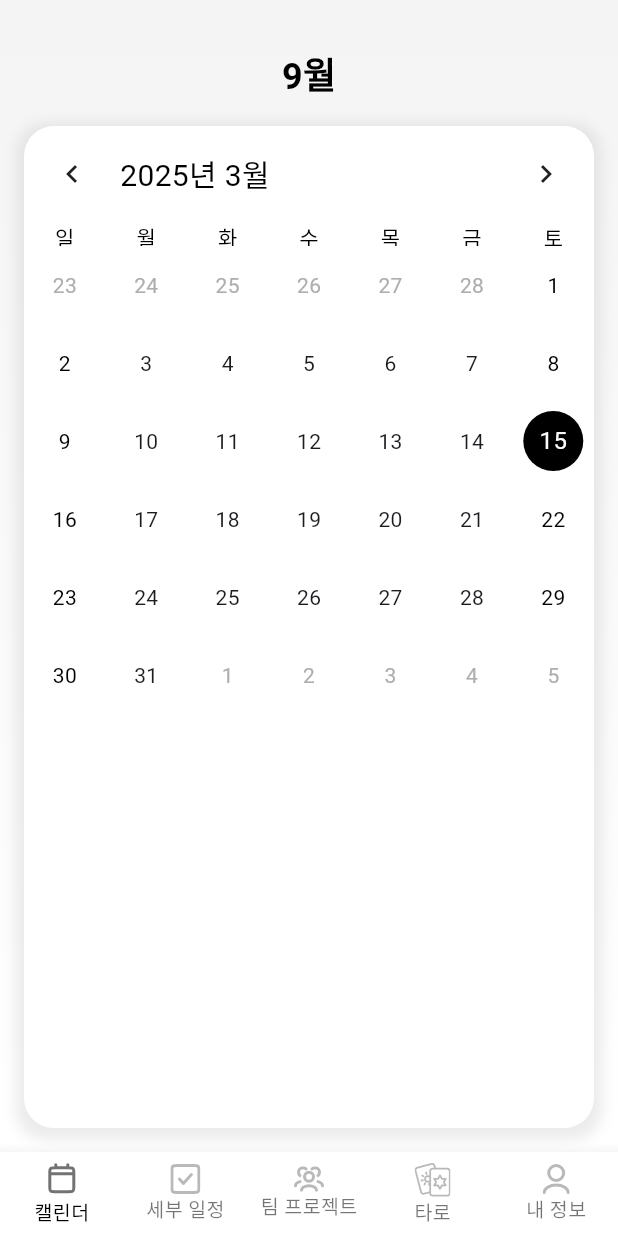
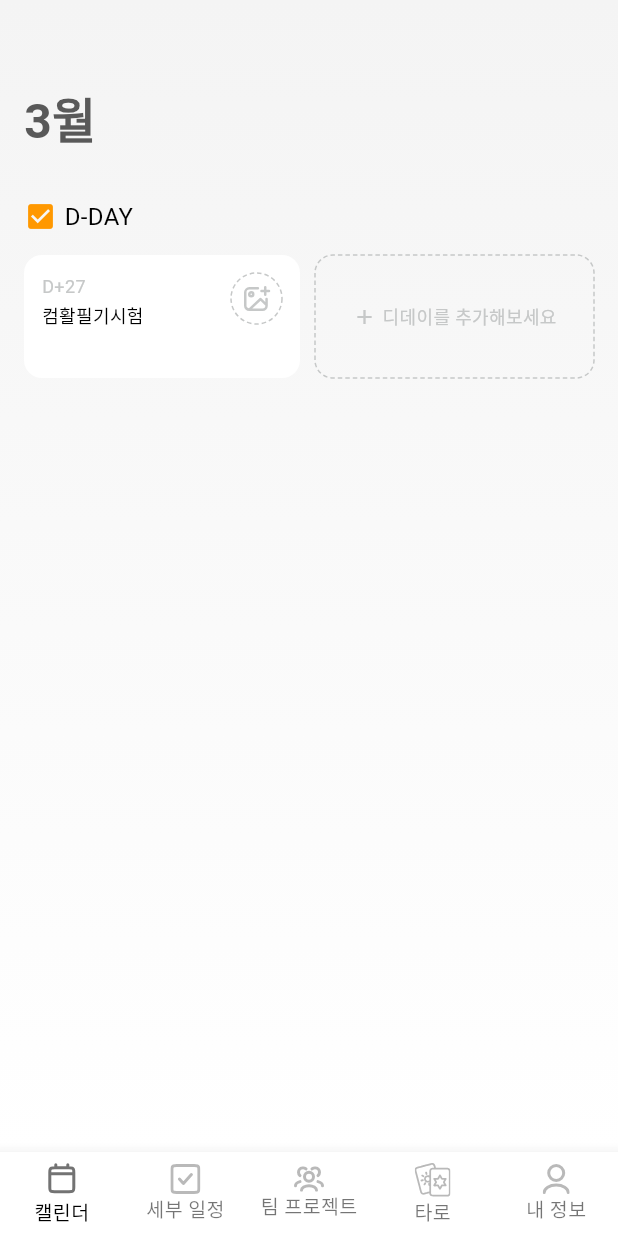
Before and after one commit to peep-todo/peep-todo-frontend, a Flutter app: the screen it shows after launch, on a phone screen of 412 x 824 dp. Run offline on Flutter 3.47's test engine with Material 3 defaults, Android fonts, the phone set to English and light mode, and no system bars; drawn by our look-alikes of dotted_border, table_calendar; our stand-ins replace dropdown_button2, flutter_svg, get, lottie, pie_chart, share_plus and 1 more; Roboto replaces fonts that are missing (SFPro).

Commit message:
0315 메인 살짝 addDay스크린

```diff
--- a/todo_peep/lib/app.dart
+++ b/todo_peep/lib/app.dart
@@ -19,7 +19,7 @@ class App extends GetView<BottomNavController> {
           index: controller.pageIndex.value,
           children: [
             //일단은 텍스트 여기서 너희가 만든 페이지를 자식으로 변경 ㄱㄱ
-            MainClaendar(),
+            const MainCalendar(),
             const Text("data"),
             Team(),
             const SelectTaro(),
--- a/todo_peep/lib/main.dart
+++ b/todo_peep/lib/main.dart
@@ -9,7 +9,7 @@ import 'package:todo_peep/screens/team/team.dart';
 import 'package:todo_peep/screens/team/team_detail.dart';
 import 'package:todo_peep/screens/team/team_detail_veiwall.dart';
 import 'package:todo_peep/screens/team/team_project_add.dart';
-import 'package:todo_peep/screens/splash_screen.dart';
+//import 'package:todo_peep/screens/splash_screen.dart';
 
 void main() {
   runApp(const MyApp());
@@ -38,9 +38,9 @@ class MyApp extends StatelessWidget {
       initialBinding: InitBindings(),
       getPages: [
         GetPage(name: "/", page: () => const App()),
-        GetPage(
-            name: "/splash",
-            page: () => const SplashScreen()), // 스플래시 스크린 경로 추가
+        // GetPage(
+        //     name: "/splash",
+        //     page: () => const SplashScreen()), // 스플래시 스크린 경로 추가
         GetPage(name: "/team", page: () => Team()),
         GetPage(name: "/team/add", page: () => TeamProjectAdd()),
         GetPage(name: "/team/create", page: () => const ProjectCreate()),
@@ -49,7 +49,7 @@ class MyApp extends StatelessWidget {
         GetPage(name: "/team/add/schedule", page: () => AddSchedule()),
         GetPage(name: "/team/add/category", page: () => AddCategory())
       ],
-      initialRoute: "/splash", // 앱 실행 시 스플래시 스크린으로 시작
+      initialRoute: "/", // 앱 실행 시 스플래시 스크린으로 시작
     );
   }
 }
--- a/todo_peep/lib/screens/calendar/main_claendar.dart
+++ b/todo_peep/lib/screens/calendar/main_claendar.dart
@@ -1,9 +1,10 @@
 import 'package:flutter/material.dart';
-import 'package:table_calendar/table_calendar.dart';
-import 'package:intl/intl.dart';
+import 'package:dotted_border/dotted_border.dart';
+import 'package:flutter_svg/flutter_svg.dart';
+import 'add_day.dart';
 
-class MainClaendar extends StatelessWidget {
-  const MainClaendar({super.key});
+class MainCalendar extends StatelessWidget {
+  const MainCalendar({super.key});
 
   @override
   Widget build(BuildContext context) {
@@ -27,90 +28,57 @@ class MainClaendar extends StatelessWidget {
         child: Padding(
           padding: const EdgeInsets.all(16.0),
           child: Column(
+            crossAxisAlignment: CrossAxisAlignment.start,
             children: [
-              // 월 표시
+              const SizedBox(height: 40),
               Padding(
-                padding: const EdgeInsets.symmetric(vertical: 16.0),
+                padding: const EdgeInsets.only(bottom: 8.0),
                 child: Text(
-                  '9월', // 월 표시 예시
+                  '${DateTime.now().month}월',
                   style: const TextStyle(
-                    color: Colors.black,
-                    fontSize: 24,
+                    color: Color(0xFF595959),
+                    fontSize: 32,
                     fontWeight: FontWeight.bold,
                   ),
                 ),
               ),
-              // 캘린더
-              Expanded(
-                child: Container(
-                  decoration: BoxDecoration(
-                    color: Colors.white, // 캘린더 배경색
-                    borderRadius: BorderRadius.circular(20), // 테두리 반경
-                    boxShadow: [
-                      BoxShadow(
-                        color: Colors.grey.withOpacity(0.2),
-                        spreadRadius: 5,
-                        blurRadius: 7,
-                        offset: const Offset(0, 3),
-                      ),
-                    ],
-                  ),
-                  child: TableCalendar(
-                    locale: 'ko_KR', // 한국어 설정
-                    focusedDay: DateTime.now(), // 현재 날짜로 설정
-                    firstDay:
-                        DateTime.utc(2020, 1, 1), // 캘린더 시작일 (2020년 1월 1일 예시)
-                    lastDay: DateTime.utc(
-                        2030, 12, 31), // 캘린더 종료일 (2030년 12월 31일 예시)
-                    headerStyle: HeaderStyle(
-                      titleTextStyle: const TextStyle(
+              const SizedBox(height: 21),
+              const Padding(
+                padding: EdgeInsets.only(bottom: 10.0),
+                child: Row(
+                  children: [
+                    Icon(Icons.check_box, color: Colors.orange, size: 22),
+                    SizedBox(width: 5),
+                    Text(
+                      "D-DAY",
+                      style: TextStyle(
                         color: Colors.black,
-                        fontSize: 20,
+                        fontSize: 16,
                         fontWeight: FontWeight.w400,
                       ),
-                      formatButtonVisible: false,
                     ),
-                    calendarStyle: CalendarStyle(
-                      todayDecoration: BoxDecoration(
-                        color: Colors.black,
-                        shape: BoxShape.circle,
-                      ),
-                      selectedDecoration: BoxDecoration(
-                        color: Colors.white,
-                        shape: BoxShape.circle,
-                      ),
-                      weekendTextStyle: const TextStyle(
-                        color: Colors.black,
+                  ],
+                ),
+              ),
+              SizedBox(
+                height: 90,
+                child: Row(
+                  children: [
+                    _buildDdayBox("D+27", "컴활필기시험"),
+                    const SizedBox(width: 10),
+                    Expanded(
+                      child: GestureDetector(
+                        onTap: () {
+                          Navigator.push(
+                            context,
+                            MaterialPageRoute(
+                                builder: (context) => const AddDdayScreen()),
+                          );
+                        },
+                        child: _buildAddDdayBox(),
                       ),
                     ),
-                    daysOfWeekStyle: DaysOfWeekStyle(
-                      weekendStyle: const TextStyle(
-                        color: Colors.black,
-                      ),
-                      weekdayStyle: const TextStyle(
-                        color: Colors.black,
-                      ),
-                    ),
-                    onDaySelected: (selectedDay, focusedDay) {
-                      showDialog(
-                        context: context,
-                        builder: (BuildContext context) {
-                          return AlertDialog(
-                            title: Text(
-                                DateFormat('yyyy-MM-dd').format(selectedDay)),
-                            actions: [
-                              TextButton(
-                                child: const Text('확인'),
-                                onPressed: () {
-                                  Navigator.of(context).pop();
-                                },
-                              ),
-                            ],
-                          );
-                        },
-                      );
-                    },
-                  ),
+                  ],
                 ),
               ),
             ],
@@ -119,4 +87,92 @@ class MainClaendar extends StatelessWidget {
       ),
     );
   }
+
+  Widget _buildDdayBox(String days, String title) {
+    return Container(
+      width: 184,
+      height: 82,
+      padding: const EdgeInsets.all(12),
+      decoration: BoxDecoration(
+        color: Colors.white,
+        borderRadius: BorderRadius.circular(12),
+      ),
+      child: Stack(
+        children: [
+          Align(
+            alignment: Alignment.topRight,
+            child: DottedBorder(
+              color: const Color(0xFFC6C8C8),
+              borderType: BorderType.Circle,
+              dashPattern: const [3, 2],
+              child: Container(
+                width: 30,
+                height: 30,
+                decoration: const BoxDecoration(
+                  shape: BoxShape.circle,
+                ),
+                child: Center(
+                  child: SvgPicture.asset(
+                    'assets/images/calendar/image-add.svg',
+                    width: 20,
+                    height: 20,
+                    fit: BoxFit.cover,
+                    color: const Color(0xFFC6C8C8),
+                  ),
+                ),
+              ),
+            ),
+          ),
+          Positioned(
+            left: 0,
+            top: 0,
+            child: Column(
+              crossAxisAlignment: CrossAxisAlignment.start,
+              children: [
+                Text(
+                  days,
+                  style: const TextStyle(
+                    fontSize: 12,
+                    color: Color(0xFFC6C8C8),
+                    fontWeight: FontWeight.w400,
+                  ),
+                ),
+                const SizedBox(height: 2),
+                Text(
+                  title,
+                  style: const TextStyle(fontSize: 12, color: Colors.black),
+                ),
+              ],
+            ),
+          ),
+        ],
+      ),
+    );
+  }
+
+  Widget _buildAddDdayBox() {
+    return SizedBox(
+      width: 184,
+      height: 82,
+      child: DottedBorder(
+        color: const Color(0xFFC6C8C8),
+        borderType: BorderType.RRect,
+        radius: const Radius.circular(12),
+        dashPattern: const [3, 2],
+        child: const Center(
+          child: Row(
+            mainAxisAlignment: MainAxisAlignment.center,
+            children: [
+              Icon(Icons.add, color: Color(0xFFC6C8C8), size: 16),
+              SizedBox(width: 4),
+              Text(
+                "디데이를 추가해보세요",
+                style: TextStyle(color: Color(0xFFC6C8C8), fontSize: 12),
+              ),
+            ],
+          ),
+        ),
+      ),
+    );
+  }
 }
--- a/todo_peep/pubspec.yaml
+++ b/todo_peep/pubspec.yaml
@@ -43,6 +43,7 @@ dependencies:
     share_plus: ^10.0.2
     dropdown_button2: ^2.3.9
     table_calendar: ^3.0.0
+    dotted_border: ^2.1.0
 
 dev_dependencies:
     flutter_test:
@@ -71,6 +72,7 @@ flutter:
         - assets/images/team/
         - assets/images/taro/
         - assets/images/add_choice/
+        - assets/images/calendar/
 
     # An image asset can refer to one or more resolution-specific "variants", see
     # https://flutter.dev/to/resolution-aware-images
```
Also changed, not shown: todo_peep/lib/screens/calendar/add_day.dart (added, +224 -0 lines), todo_peep/assets/images/calendar/image-add.svg (added), todo_peep/pubspec.lock.
